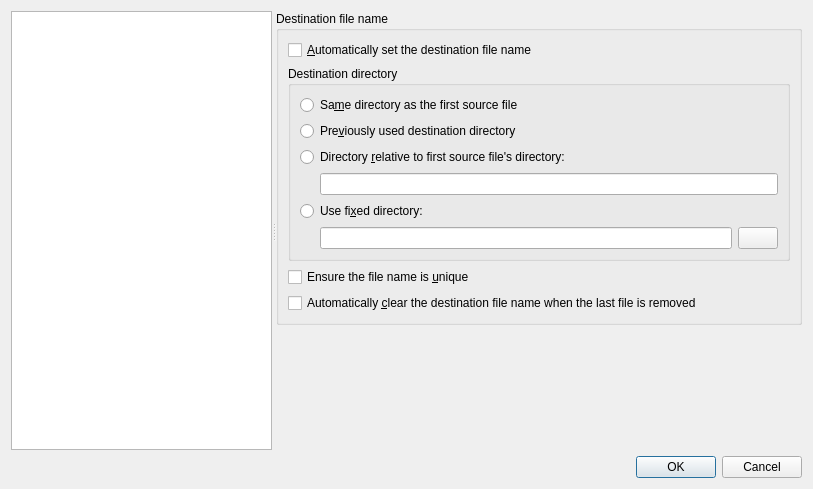
Above: src/mkvtoolnix-gui/forms/main_window/preferences_dialog.ui from jpsdr/MKVToolnix-Windows-7 before the change. Below: the same form after it.
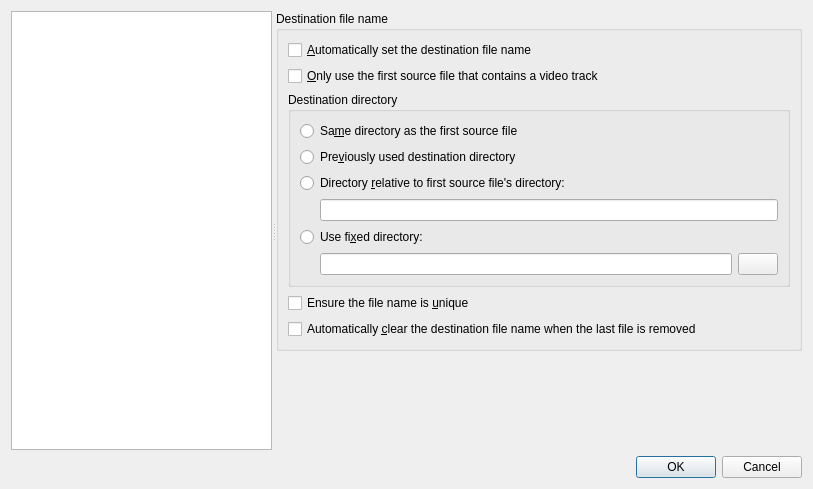
That is the form after the change. The open tabs and pages were chosen to show the change. Icons and pictures are not drawn. Custom widgets are drawn as their Qt base class.

Commit message:
GUI: mux: option for ignoring non-video files for auto-setting destination file name
Added an option in the preferences on "Multiplexer" → "Output" labeled
"Only use the first source file that contains a video track". If
enabled, only source files containing video tracks will be used for
setting the destination file name. Other files that are added are
ignore.

Implements the rest of #2058.

Diff of the .ui file:
```diff
--- a/src/mkvtoolnix-gui/forms/main_window/preferences_dialog.ui
+++ b/src/mkvtoolnix-gui/forms/main_window/preferences_dialog.ui
@@ -766,6 +766,13 @@
              </property>
             </widget>
            </item>
+           <item>
+            <widget class="QCheckBox" name="cbMAutoDestinationOnlyForVideoFiles">
+             <property name="text">
+              <string>&amp;Only use the first source file that contains a video track</string>
+             </property>
+            </widget>
+           </item>
            <item>
             <widget class="QGroupBox" name="gbDestinationDirectory">
              <property name="title">
```
Left out of the diff: 1 changed line with no effect on the pictures. The commit also changes 9 other files.
